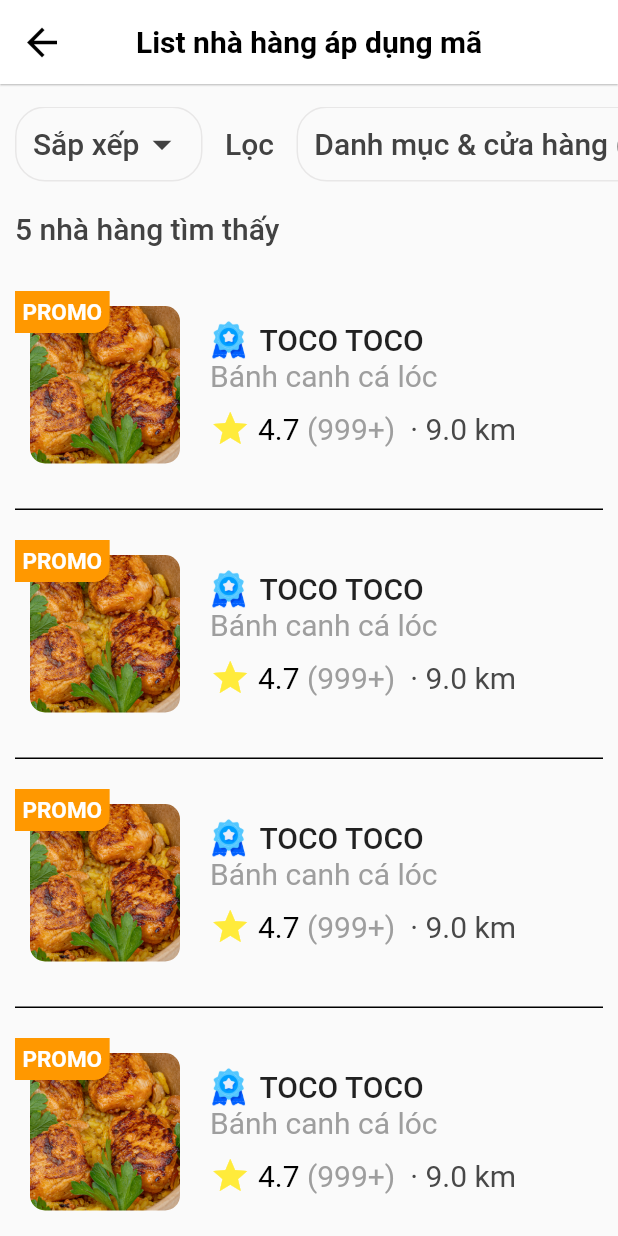
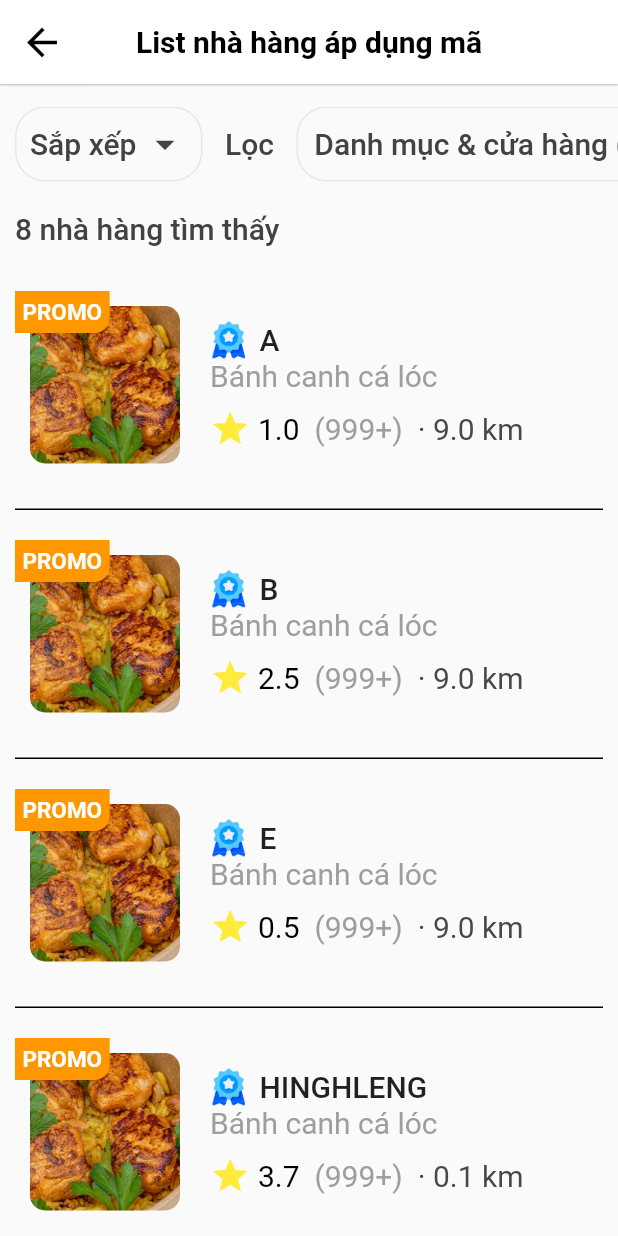
Before and after one commit to vuongchihai/duAn_BaeMaxFK, a Flutter app: the nhaHangDuocApDungGiamGiaPage screen opened directly, on a phone screen of 412 x 824 dp. Run offline on Flutter 3.47's test engine with Material 2 defaults, Android fonts, the phone set to English and light mode, and no system bars; our stand-ins replace carousel_slider, fluttertoast, scroll_date_picker; missing offline and left inert: tiengviet.

Commit message:
ds nha hang va chi tiet nha hang chua xong p8

```diff
--- a/sourceCode_BaeMax/baemax/lib/modal/nhaHang.dart
+++ b/sourceCode_BaeMax/baemax/lib/modal/nhaHang.dart
@@ -4,11 +4,13 @@
   final String diaChiNH;
   final String monAn;
   final double khoangCach;
+  final double danhGia;
 
   nhaHang(
       {required this.idNH,
       required this.tenNH,
       required this.diaChiNH,
       required this.monAn,
-      required this.khoangCach});
+      required this.khoangCach,
+      required this.danhGia});
 }
--- a/sourceCode_BaeMax/baemax/lib/pages/page_danhSachNhaHangDuocApDung.dart
+++ b/sourceCode_BaeMax/baemax/lib/pages/page_danhSachNhaHangDuocApDung.dart
@@ -22,6 +22,7 @@
       diaChiNH: 'Cà MauCà MauCà MauCà MauCà MauCà MauCà MauCà Mau',
       monAn: 'Bánh canh cá lóc',
       khoangCach: 9.0,
+      danhGia: 4.5,
     ),
     nhaHang(
       idNH: 'NH002',
@@ -29,6 +30,7 @@
       diaChiNH: '299 Tân Kỳ Tân Qúy, Phường Tân Sơn Nhì, Quận Tân Phú, Tp.HCM',
       monAn: 'Bánh canh cá lóc',
       khoangCach: 0.1,
+      danhGia: 3.7,
     ),
     nhaHang(
       idNH: 'NH003',
@@ -36,13 +38,15 @@
       diaChiNH: '299 Tân Kỳ Tân Qúy, Phường Tân Sơn Nhì, Quận Tân Phú, Tp.HCM',
       monAn: 'Bánh canh cá lóc',
       khoangCach: 2.8,
+      danhGia: 1.5,
     ),
     nhaHang(
       idNH: 'NH004',
-      tenNH: 'TOCO TOCO',
+      tenNH: 'E',
       diaChiNH: '299 Tân Kỳ Tân Qúy, Phường Tân Sơn Nhì, Quận Tân Phú, Tp.HCM',
       monAn: 'Bánh canh cá lóc',
       khoangCach: 9.0,
+      danhGia: 0.5,
     ),
     nhaHang(
       idNH: 'NH005',
@@ -50,20 +54,23 @@
       diaChiNH: '299 Tân Kỳ Tân Qúy, Phường Tân Sơn Nhì, Quận Tân Phú, Tp.HCM',
       monAn: 'Bánh canh cá lóc',
       khoangCach: 9.0,
+      danhGia: 2.2,
     ),
     nhaHang(
       idNH: 'NH006',
-      tenNH: 'TOCO TOCO',
+      tenNH: 'B',
       diaChiNH: '299 Tân Kỳ Tân Qúy, Phường Tân Sơn Nhì, Quận Tân Phú, Tp.HCM',
       monAn: 'Bánh canh cá lóc',
       khoangCach: 9.0,
+      danhGia: 2.5,
     ),
     nhaHang(
       idNH: 'NH007',
-      tenNH: 'TOCO TOCO',
+      tenNH: 'A',
       diaChiNH: '299 Tân Kỳ Tân Qúy, Phường Tân Sơn Nhì, Quận Tân Phú, Tp.HCM',
       monAn: 'Bánh canh cá lóc',
       khoangCach: 9.0,
+      danhGia: 1.0,
     ),
     nhaHang(
       idNH: 'NH008',
@@ -71,26 +78,41 @@
       diaChiNH: '299 Tân Kỳ Tân Qúy, Phường Tân Sơn Nhì, Quận Tân Phú, Tp.HCM',
       monAn: 'Bánh canh cá lóc',
       khoangCach: 9.0,
+      danhGia: 5.0,
     ),
   ];
 
   bool isCheckedKM = false;
   bool isCheckedDMC = false;
   bool isCheckedDT = false;
+  String selectedSortStyle = '';
 
-  List<nhaHang> timKiemNhaHang(List<nhaHang> danhSachNhaHang, String tuKhoa) {
-    return danhSachNhaHang
-        .where((element) =>
-            TiengViet.parse(element.tenNH.toLowerCase())
+  List<nhaHang> ketQuaTimKiem = [];
+
+  List<nhaHang> timKiemVaSapXepTangDan(
+      List<nhaHang> danhSachNhaHang, String tuKhoa, String kieuSapXep) {
+    ketQuaTimKiem = danhSachNhaHang
+        .where((nhaHang) =>
+            TiengViet.parse(nhaHang.tenNH.toLowerCase())
                 .contains(TiengViet.parse(tuKhoa.toLowerCase())) ||
-            element.idNH.toLowerCase().contains(tuKhoa.toLowerCase()) ||
-            element.tenNH.toLowerCase().contains(tuKhoa.toLowerCase()))
+            nhaHang.idNH.toLowerCase().contains(tuKhoa.toLowerCase()))
         .toList();
+
+    if (kieuSapXep == 'Gần nhất') {
+      ketQuaTimKiem.sort((a, b) => a.khoangCach.compareTo(b.khoangCach));
+    } else if (kieuSapXep == 'Đánh giá tốt') {
+      ketQuaTimKiem.sort((a, b) => b.danhGia.compareTo(a.danhGia));
+    } else {
+      ketQuaTimKiem.sort((a, b) => a.tenNH.compareTo(b.tenNH));
+    }
+
+    return ketQuaTimKiem;
   }
 
   Widget build(BuildContext context) {
-    String tenNhaHangCanTim = 'T';
-    List<nhaHang> ketQuaTimKiem = timKiemNhaHang(NhaHangs, tenNhaHangCanTim);
+    String tuaKhoaTimKiem = '';
+    List<nhaHang> ketQuaTimKiem =
+        timKiemVaSapXepTangDan(NhaHangs, tuaKhoaTimKiem, selectedSortStyle);
 
     return Scaffold(
       appBar: AppBar(
@@ -126,9 +148,17 @@
                 GestureDetector(
                   onTap: () {
                     Navigator.push(
-                        context,
-                        MaterialPageRoute(
-                            builder: (context) => sapXepListNhaHang()));
+                      context,
+                      MaterialPageRoute(
+                        builder: (context) => sapXepListNhaHang(),
+                      ),
+                    ).then((value) {
+                      if (value != null) {
+                        setState(() {
+                          selectedSortStyle = value.toString();
+                        });
+                      }
+                    });
                   },
                   child: Container(
                     width: 125,
@@ -138,19 +168,26 @@
                         color: const Color.fromARGB(255, 232, 231, 231),
                       ),
                     ),
-                    child: const Row(
+                    child: Row(
                       crossAxisAlignment: CrossAxisAlignment.center,
                       mainAxisAlignment: MainAxisAlignment.center,
                       children: [
-                        Text(
-                          'Sắp xếp',
-                          style: TextStyle(
-                            fontSize: 20,
-                            color: Color.fromARGB(255, 66, 66, 66),
-                            fontWeight: FontWeight.w500,
+                        Container(
+                          width: 75,
+                          child: Text(
+                            selectedSortStyle.isEmpty
+                                ? 'Sắp xếp'
+                                : selectedSortStyle,
+                            style: const TextStyle(
+                              fontSize: 20,
+                              color: Color.fromARGB(255, 66, 66, 66),
+                              fontWeight: FontWeight.w500,
+                            ),
+                            overflow: TextOverflow.ellipsis,
+                            maxLines: 1,
                           ),
                         ),
-                        Icon(
+                        const Icon(
                           Icons.arrow_drop_down,
                           color: Color.fromARGB(255, 66, 66, 66),
                           size: 30,
--- a/sourceCode_BaeMax/baemax/lib/widgets/listNhaHang_chiTietNhaHang.dart
+++ b/sourceCode_BaeMax/baemax/lib/widgets/listNhaHang_chiTietNhaHang.dart
@@ -138,17 +138,17 @@
                         const SizedBox(
                           width: 5,
                         ),
-                        const Text.rich(
+                        Text.rich(
                           TextSpan(
                             children: [
                               TextSpan(
-                                text: '4.7',
-                                style: TextStyle(
+                                text: '${item.danhGia} ',
+                                style: const TextStyle(
                                   fontSize: 20,
                                   color: Colors.black,
                                 ),
                               ),
-                              TextSpan(
+                              const TextSpan(
                                 text: ' (999+)',
                                 style: TextStyle(
                                   fontSize: 20,
```
Also changed, not shown: sourceCode_BaeMax/baemax/lib/widgets/listNhaHang_danhMucVaCuaHang.dart (+86 -0 lines), sourceCode_BaeMax/baemax/lib/widgets/listNhaHang_sapXep.dart (+7 -4 lines).
